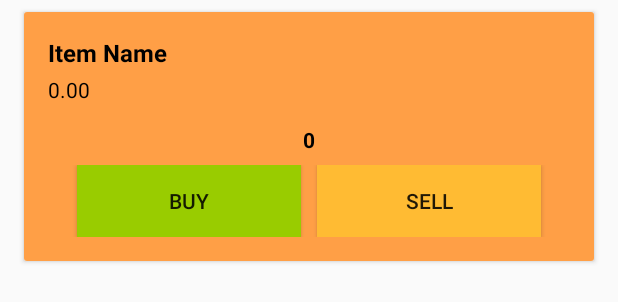
After one commit to TheCodeBlacksmith/CS2340-SpaceTrader, an Android app: the layout market_item.xml on its own in the app's theme, with its tools: preview values and no code run, on a phone screen of 412 x 824 dp. The commit adds this screen. Shown: the top 302 px of the screen. Run offline under Robolectric (Android 15) with nearby library versions, the phone set to English and light mode, and no system bars.

Commit message:
added cargo_item and market_item XML
made both item xml files

```diff
--- /dev/null
+++ b/SpaceTraderProject/app/src/main/res/layout/market_item.xml
@@ -0,0 +1,91 @@
+<?xml version="1.0" encoding="utf-8"?>
+<android.support.v7.widget.CardView xmlns:android="http://schemas.android.com/apk/res/android"
+    xmlns:tools="http://schemas.android.com/tools"
+    android:layout_width="match_parent"
+    android:layout_height="wrap_content"
+    android:layout_marginBottom="8dp"
+    android:layout_marginEnd="16dp"
+    android:layout_marginLeft="16dp"
+    android:layout_marginRight="16dp"
+    android:layout_marginStart="16dp"
+    android:layout_marginTop="8dp">
+
+    <LinearLayout
+        android:id="@+id/universe_item_root"
+        android:layout_width="match_parent"
+        android:layout_height="match_parent"
+
+        android:background="?attr/selectableItemBackground"
+        android:clickable="true"
+        android:focusable="true"
+        android:orientation="vertical"
+        android:padding="16dp"
+        tools:background="#FF9F46">
+
+        <LinearLayout
+            android:layout_width="match_parent"
+            android:layout_height="match_parent"
+            android:orientation="vertical">
+
+            <LinearLayout
+                android:layout_width="match_parent"
+                android:layout_height="86dp"
+                android:orientation="vertical">
+
+
+                <TextView
+                    android:id="@+id/market_item_title"
+                    android:layout_width="169dp"
+                    android:layout_height="wrap_content"
+                    android:text="@string/item_name"
+                    android:textColor="@android:color/black"
+                    android:textSize="16sp"
+                    android:textStyle="bold" />
+
+                <TextView
+                    android:id="@+id/market_item_price"
+                    android:layout_width="match_parent"
+                    android:layout_height="31dp"
+                    android:layout_marginTop="4dp"
+                    android:text="@string/item_price"
+                    android:textColor="#000000" />
+
+                <TextView
+                    android:id="@+id/market_item_amount"
+                    android:layout_width="match_parent"
+                    android:layout_height="31dp"
+                    android:layout_marginTop="2dp"
+                    android:text="@string/item_amount"
+                    android:textAlignment="center"
+                    android:textColor="#000000"
+                    android:textStyle="bold" />
+
+            </LinearLayout>
+
+
+            <LinearLayout
+                android:layout_width="match_parent"
+                android:layout_height="match_parent"
+                android:gravity="center"
+                android:orientation="horizontal">
+
+                <Button
+                    android:id="@+id/market_buy_button"
+                    android:layout_width="149dp"
+                    android:layout_height="wrap_content"
+                    android:layout_marginRight="5dp"
+                    android:background="@android:color/holo_green_light"
+                    android:text="BUY" />
+
+                <Button
+                    android:id="@+id/market_sell_button"
+                    android:layout_width="149dp"
+                    android:layout_height="wrap_content"
+                    android:layout_marginLeft="5dp"
+                    android:background="@android:color/holo_orange_light"
+                    android:text="SELL" />
+
+            </LinearLayout>
+        </LinearLayout>
+    </LinearLayout>
+</android.support.v7.widget.CardView>
--- a/SpaceTraderProject/app/src/main/res/values/strings.xml
+++ b/SpaceTraderProject/app/src/main/res/values/strings.xml
@@ -15,6 +15,10 @@
     </string>
     <string name="description">Description</string>
     <string name="solar_system_name">Solar System Name</string>
+    <string name="item_name">Item Name</string>
+    <string name="item_amount">0</string>
+    <string name="item_price">0.00</string>
+
     <string name="Location" />
     <string name="location">Location:</string>
 </resources>
```
Also changed, not shown: SpaceTraderProject/app/src/main/res/layout/cargo_item.xml (added, +64 -0 lines).
